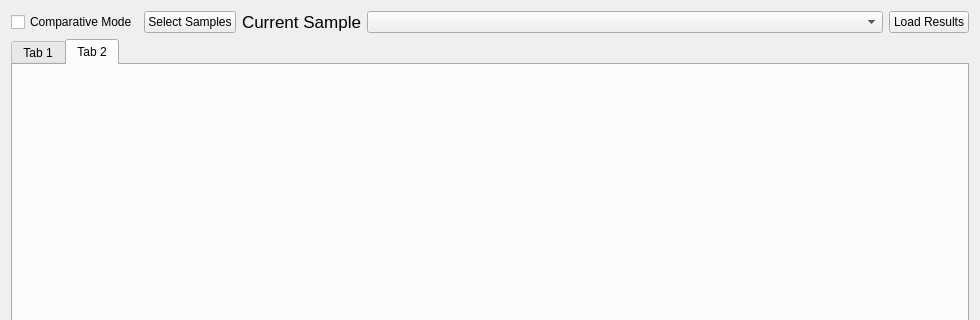
hallamlab/MetaPathwaysGUI, file resultwindow.ui: the form before one commit; both pictures show x 0 to 980 and y 0 to 320 of the 980 by 718 pixel window.
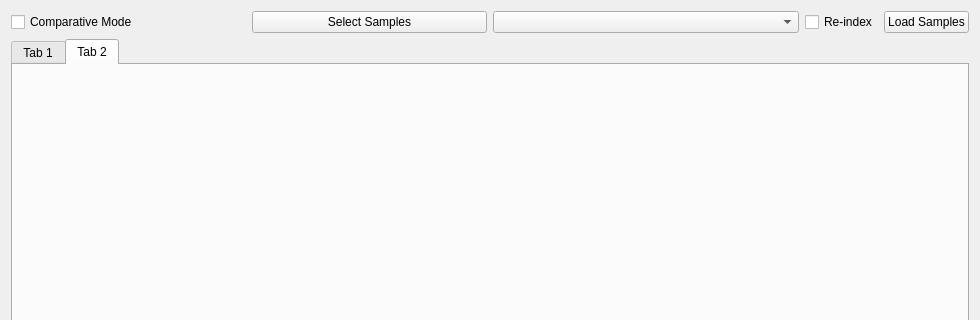
The form after the commit.

Commit message: improvements on load stats

Patch:
```diff
--- a/resultwindow.ui
+++ b/resultwindow.ui
@@ -66,27 +66,6 @@
      </item>
      <item>
       <layout class="QHBoxLayout" name="horizontalLayout_2">
-       <item>
-        <widget class="QLabel" name="currentSampleLabel">
-         <property name="sizePolicy">
-          <sizepolicy hsizetype="MinimumExpanding" vsizetype="Preferred">
-           <horstretch>0</horstretch>
-           <verstretch>0</verstretch>
-          </sizepolicy>
-         </property>
-         <property name="font">
-          <font>
-           <pointsize>13</pointsize>
-          </font>
-         </property>
-         <property name="text">
-          <string>Current Sample</string>
-         </property>
-         <property name="alignment">
-          <set>Qt::AlignCenter</set>
-         </property>
-        </widget>
-       </item>
        <item>
         <widget class="QComboBox" name="sampleSelect">
          <property name="sizePolicy">
@@ -103,10 +82,17 @@
          </property>
         </widget>
        </item>
+       <item>
+        <widget class="QCheckBox" name="reindex">
+         <property name="text">
+          <string>Re-index</string>
+         </property>
+        </widget>
+       </item>
        <item>
         <widget class="QPushButton" name="loadResults">
          <property name="text">
-          <string>Load Results</string>
+          <string>Load Samples</string>
          </property>
         </widget>
        </item>
```
The commit also changes 13 other files.
